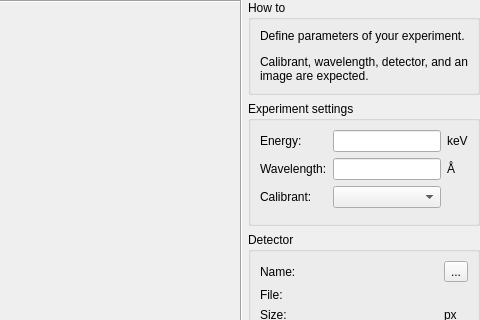
The window that pyFAI/resources/gui/calibration-experiment.ui (silx-kit/pyFAI) describes before a commit, drawn with Qt 5; both pictures show x 242 to 722 and y 0 to 320 of the 722 by 830 pixel window.
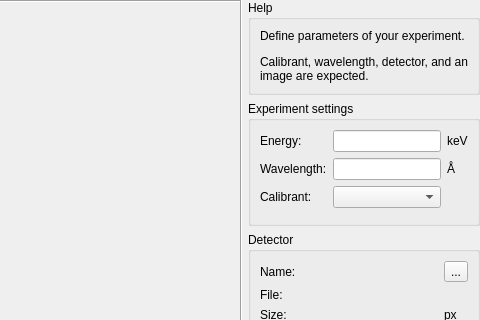
The same window after the commit. Custom widgets are drawn as their Qt base class.

Commit message: Rewrite GUI task labels

```diff
--- a/pyFAI/resources/gui/calibration-experiment.ui
+++ b/pyFAI/resources/gui/calibration-experiment.ui
@@ -45,7 +45,7 @@
          </sizepolicy>
         </property>
         <property name="title">
-         <string>How to</string>
+         <string>Help</string>
         </property>
         <layout class="QVBoxLayout" name="verticalLayout_12">
          <item>
```
The commit also changes 1 other file.
